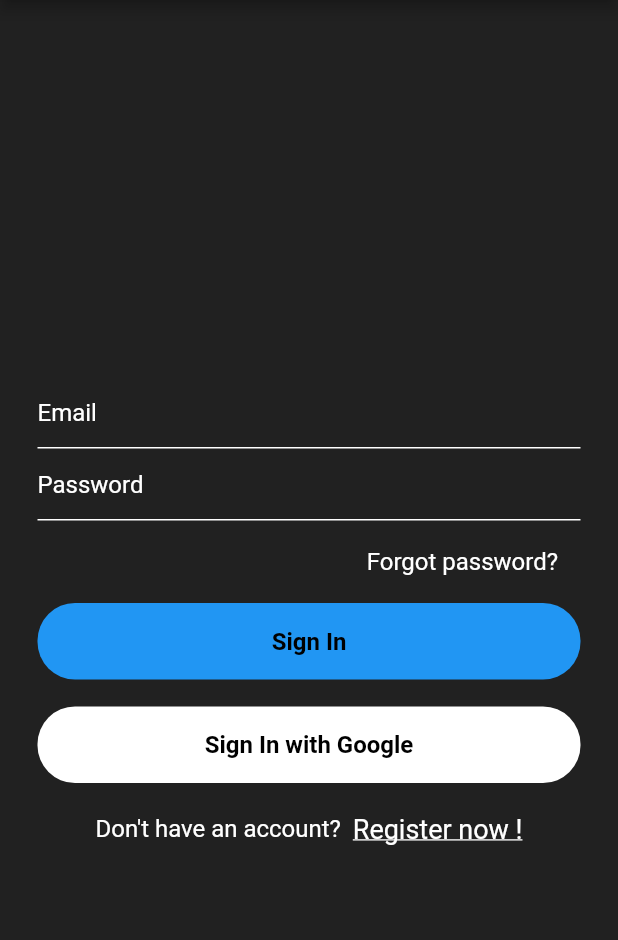
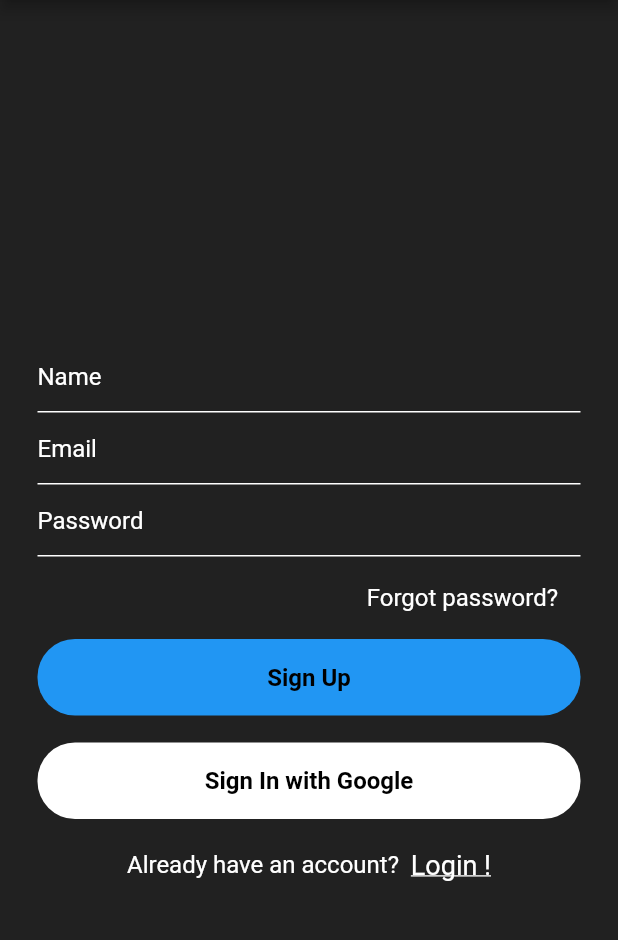
Before and after one commit to Aryan-goel/Chat-App, a Flutter app: the screen it shows after launch, on a phone screen of 412 x 824 dp, the part 90-1030 px from its top. Run offline on Flutter 3.47's test engine with Material 2 defaults, Android fonts, the phone set to English and light mode, and no system bars.

Commit message:
sign up screen added

```diff
--- a/lib/main.dart
+++ b/lib/main.dart
@@ -1,4 +1,5 @@
-import 'package:chat_app/login.dart';
+import 'package:chat_app/screens/login.dart';
+import 'package:chat_app/screens/signIn.dart';
 import 'package:flutter/material.dart';
 
 void main() {
@@ -17,6 +18,6 @@ class MyApp extends StatelessWidget {
           scaffoldBackgroundColor: Colors.grey[900],
           primarySwatch: Colors.blue,
         ),
-        home: Login());
+        home: SignUp());
   }
 }
--- /dev/null
+++ b/lib/screens/signIn.dart
@@ -0,0 +1,112 @@
+import 'package:chat_app/widgets/widgets.dart';
+import 'package:flutter/material.dart';
+
+class SignUp extends StatefulWidget {
+  @override
+  _SignUpState createState() => _SignUpState();
+}
+
+class _SignUpState extends State<SignUp> {
+  @override
+  Widget build(BuildContext context) {
+    return Scaffold(
+      appBar: PreferredSize(
+          preferredSize: const Size.fromHeight(60), child: appBarMain(context)),
+      body: SingleChildScrollView(
+        child: Container(
+          height: MediaQuery.of(context).size.height - 10,
+          alignment: Alignment.center,
+          child: Container(
+            padding: EdgeInsets.symmetric(horizontal: 25),
+            child: Column(
+              mainAxisSize: MainAxisSize.min,
+              children: [
+                TextField(
+                  style: inputFieldtextStyle(),
+                  decoration: textFieldInputDecoration("Name"),
+                ),
+                TextField(
+                  style: inputFieldtextStyle(),
+                  decoration: textFieldInputDecoration("Email"),
+                ),
+                TextField(
+                    style: inputFieldtextStyle(),
+                    decoration: textFieldInputDecoration("Password")),
+                SizedBox(
+                  height: 10,
+                ),
+                Container(
+                  alignment: Alignment.centerRight,
+                  child: Container(
+                    padding: EdgeInsets.symmetric(horizontal: 15, vertical: 8),
+                    child: Text(
+                      "Forgot password?",
+                      style: inputFieldtextStyle(),
+                    ),
+                  ),
+                ),
+                SizedBox(height: 10),
+                Container(
+                  alignment: Alignment.center,
+                  width: MediaQuery.of(context).size.width,
+                  padding: EdgeInsets.symmetric(vertical: 16),
+                  decoration: BoxDecoration(
+                      gradient: LinearGradient(colors: [
+                        Colors.blue,
+                        Colors.blue,
+                      ]),
+                      borderRadius: BorderRadius.circular(25)),
+                  child: Text(
+                    "Sign Up",
+                    style: TextStyle(
+                        color: Colors.black,
+                        fontSize: 16,
+                        fontWeight: FontWeight.bold),
+                  ),
+                ),
+                SizedBox(height: 18),
+                Container(
+                  alignment: Alignment.center,
+                  width: MediaQuery.of(context).size.width,
+                  padding: EdgeInsets.symmetric(vertical: 16),
+                  decoration: BoxDecoration(
+                      gradient: LinearGradient(colors: [
+                        Colors.white,
+                        Colors.white,
+                      ]),
+                      borderRadius: BorderRadius.circular(25)),
+                  child: Text(
+                    "Sign In with Google",
+                    style: TextStyle(
+                        color: Colors.black,
+                        fontSize: 16,
+                        fontWeight: FontWeight.bold),
+                  ),
+                ),
+                SizedBox(
+                  height: 20,
+                ),
+                Row(
+                  mainAxisAlignment: MainAxisAlignment.center,
+                  children: [
+                    Text(
+                      "Already have an account?  ",
+                      style: inputFieldtextStyle(),
+                    ),
+                    Text(
+                      "Login !",
+                      style: TextStyle(
+                          color: Colors.white,
+                          fontSize: 18,
+                          decoration: TextDecoration.underline),
+                    )
+                  ],
+                )
+              ],
+            ),
+          ),
+        ),
+      ),
+    );
+  }
+}
```
Also changed, not shown: lib/screens/login.dart (renamed from lib/login.dart).
